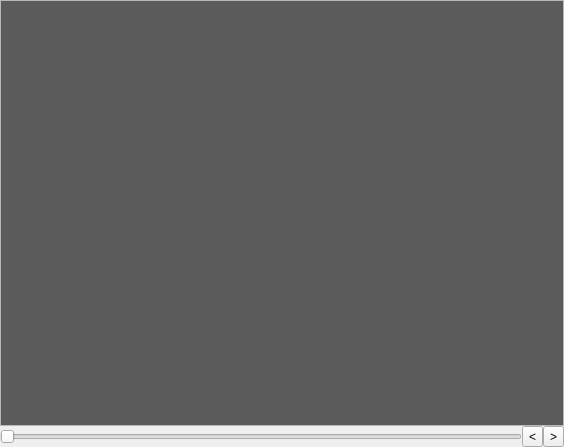
mk4me/hm-mde-one, file trunk/src/edr/src/plugins/dicom/ui/layeredImageVisualizer.ui: the form before one commit.
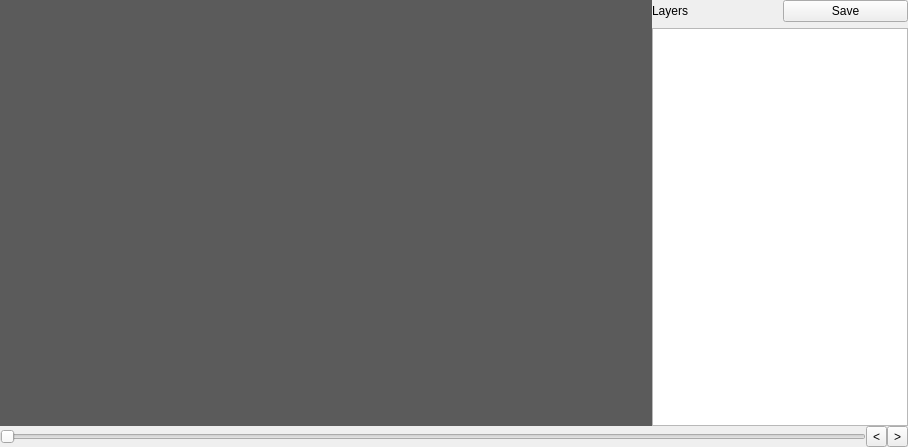
The form after the commit.

What changed in the file:
```diff
--- a/trunk/src/edr/src/plugins/dicom/ui/layeredImageVisualizer.ui
+++ b/trunk/src/edr/src/plugins/dicom/ui/layeredImageVisualizer.ui
@@ -6,7 +6,7 @@
    <rect>
     <x>0</x>
     <y>0</y>
-    <width>564</width>
+    <width>908</width>
     <height>447</height>
    </rect>
   </property>
@@ -21,39 +21,76 @@
     <number>0</number>
    </property>
    <item>
-    <widget class="QScrollArea" name="scrollArea">
-     <property name="widgetResizable">
-      <bool>true</bool>
-     </property>
-     <widget class="QWidget" name="area">
-      <property name="geometry">
-       <rect>
-        <x>0</x>
-        <y>0</y>
-        <width>560</width>
-        <height>422</height>
-       </rect>
-      </property>
-      <layout class="QVBoxLayout" name="verticalLayout_2">
+    <layout class="QHBoxLayout" name="horizontalLayout_3">
        <property name="spacing">
         <number>0</number>
        </property>
-       <property name="margin">
+     <property name="topMargin">
         <number>0</number>
        </property>
        <item>
-        <widget class="QLabel" name="pictureHolder">
+      <widget class="QWidget" name="graphicsHolder" native="true">
+       <property name="sizePolicy">
+        <sizepolicy hsizetype="Expanding" vsizetype="Expanding">
+         <horstretch>0</horstretch>
+         <verstretch>0</verstretch>
+        </sizepolicy>
+       </property>
          <property name="styleSheet">
           <string notr="true">background-color: rgb(91,91,91);</string>
          </property>
+      </widget>
+     </item>
+     <item>
+      <widget class="QWidget" name="widget" native="true">
+       <property name="sizePolicy">
+        <sizepolicy hsizetype="Minimum" vsizetype="Preferred">
+         <horstretch>0</horstretch>
+         <verstretch>0</verstretch>
+        </sizepolicy>
+       </property>
+       <layout class="QVBoxLayout" name="verticalLayout_2">
+        <property name="margin">
+         <number>0</number>
+        </property>
+        <item>
+         <layout class="QHBoxLayout" name="horizontalLayout_2">
+          <item>
+           <widget class="QLabel" name="label">
+            <property name="sizePolicy">
+             <sizepolicy hsizetype="Minimum" vsizetype="Preferred">
+              <horstretch>0</horstretch>
+              <verstretch>0</verstretch>
+             </sizepolicy>
+            </property>
          <property name="text">
-          <string/>
+             <string>Layers</string>
          </property>
         </widget>
        </item>
-      </layout>
-     </widget>
-    </widget>
+          <item>
+           <widget class="QPushButton" name="saveButton">
+            <property name="text">
+             <string>Save</string>
+            </property>
+           </widget>
+          </item>
+         </layout>
+        </item>
+        <item>
+         <widget class="QTableView" name="tableView">
+          <property name="sizePolicy">
+           <sizepolicy hsizetype="Minimum" vsizetype="Expanding">
+            <horstretch>0</horstretch>
+            <verstretch>0</verstretch>
+           </sizepolicy>
+          </property>
+         </widget>
+        </item>
+       </layout>
+      </widget>
+     </item>
+    </layout>
    </item>
    <item>
     <layout class="QHBoxLayout" name="horizontalLayout">
```
Lines whose indentation alone changed are shown as unchanged.
